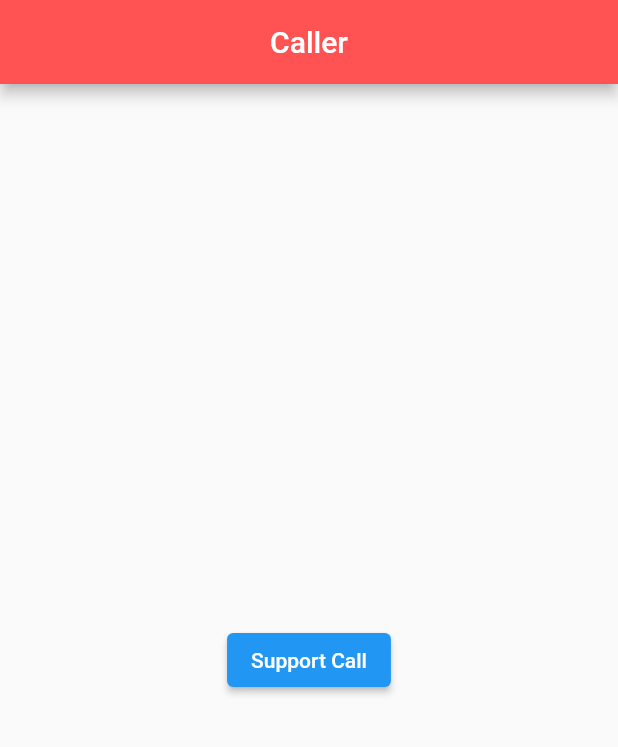
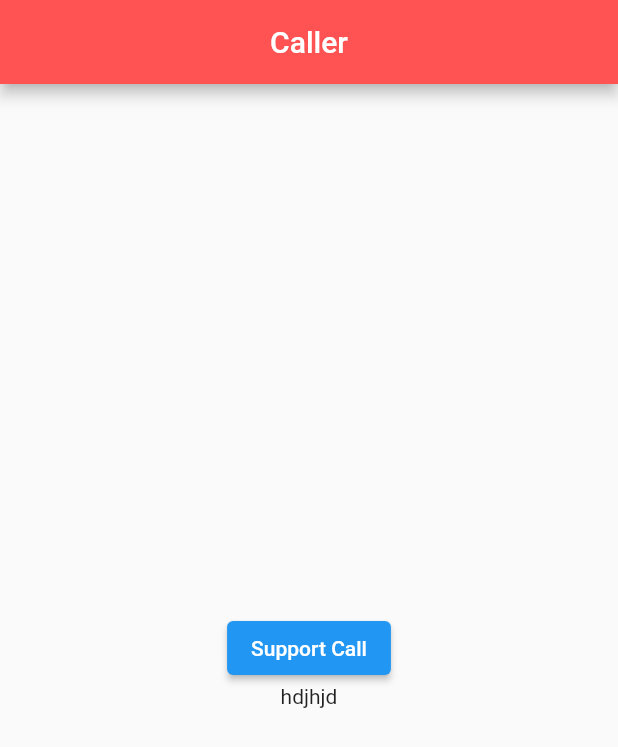
Before and after one commit to VikramadityaDev/Flutter-Calling-App, a Flutter app: the screen it shows after launch, after a tap on "Support Call", on a phone screen of 412 x 824 dp. Shown: the top 747 px of the screen. Run offline on Flutter 3.47's test engine with Material 2 defaults, Android fonts, the phone set to English and light mode, and no system bars; missing offline and left inert: flutter_phone_direct_caller.

Commit message:
inital commit

```diff
--- a/lib/main.dart
+++ b/lib/main.dart
@@ -30,7 +30,8 @@ class _callerState extends State<caller> {
           children: [
             ElevatedButton(onPressed: () async {
               await FlutterPhoneDirectCaller.callNumber(supportCall);
-            }, child: Text("Support Call"))
+            }, child: Text("Support Call")),
+            Text("hdjhjd"),
           ],
         ),
 
```
Also changed, not shown: pubspec.lock, 1 other file.
